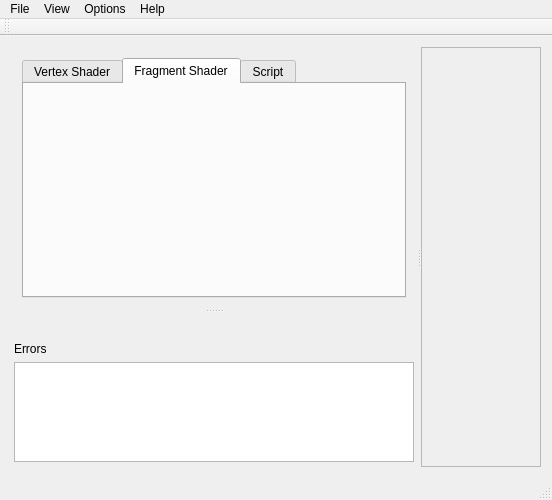
Qt form mainwindow.ui (607011/glsl-live) before a commit.
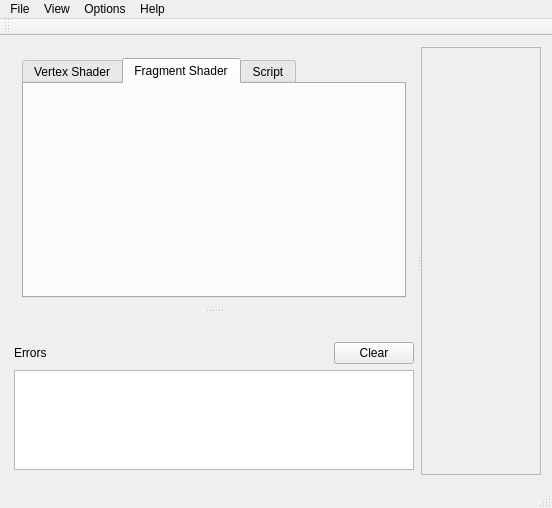
The same form after that commit. Icons and pictures are not drawn.

Diff of the .ui file:
```diff
--- a/mainwindow.ui
+++ b/mainwindow.ui
@@ -198,11 +198,38 @@
           </layout>
          </item>
          <item>
-          <widget class="QLabel" name="labelErrors">
-           <property name="text">
-            <string>Errors</string>
+          <layout class="QHBoxLayout" name="horizontalLayout_4">
+           <property name="topMargin">
+            <number>0</number>
            </property>
-          </widget>
+           <item>
+            <widget class="QLabel" name="labelErrors">
+             <property name="text">
+              <string>Errors</string>
+             </property>
+            </widget>
+           </item>
+           <item>
+            <spacer name="horizontalSpacer_3">
+             <property name="orientation">
+              <enum>Qt::Horizontal</enum>
+             </property>
+             <property name="sizeHint" stdset="0">
+              <size>
+               <width>40</width>
+               <height>20</height>
+              </size>
+             </property>
+            </spacer>
+           </item>
+           <item>
+            <widget class="QPushButton" name="clearErrorsPushButton">
+             <property name="text">
+              <string>Clear</string>
+             </property>
+            </widget>
+           </item>
+          </layout>
          </item>
          <item>
           <widget class="QTextEdit" name="logTextEdit">
```
Left out of the diff: 19 changed lines with no effect on the pictures.
